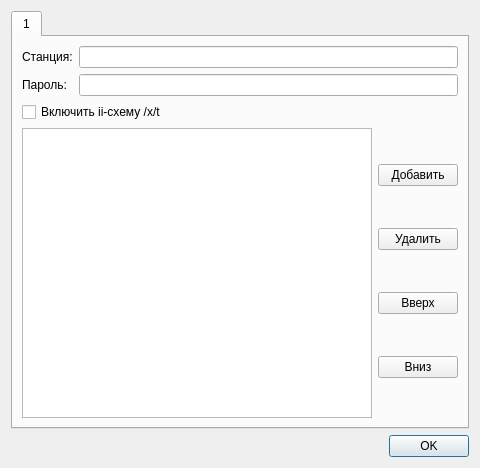
First picture: the form in qtgui-files/stations.ui, repository idec-net/cutiefeed, before the edit.
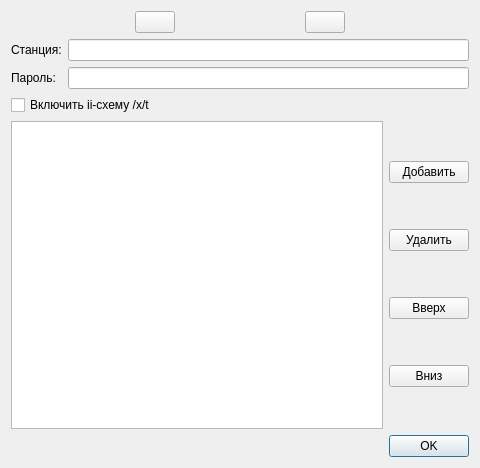
Second picture: the form after the edit. Icons and pictures are not drawn.

Commit message: multistation support in configurator and some style fixes

What changed in the file:
```diff
--- a/qtgui-files/stations.ui
+++ b/qtgui-files/stations.ui
@@ -18,18 +18,56 @@
   </property>
   <layout class="QVBoxLayout" name="verticalLayout">
    <item>
-    <widget class="QTabWidget" name="tabWidget">
-     <property name="currentIndex">
-      <number>0</number>
-     </property>
-     <property name="movable">
-      <bool>true</bool>
-     </property>
-     <widget class="QWidget" name="tab">
-      <attribute name="title">
-       <string>1</string>
-      </attribute>
+    <layout class="QHBoxLayout" name="horizontalLayout">
+     <item>
+      <widget class="QPushButton" name="addTabButton">
+       <property name="maximumSize">
+        <size>
+         <width>40</width>
+         <height>16777215</height>
+        </size>
+       </property>
+       <property name="toolTip">
+        <string>Новая станция</string>
+       </property>
+       <property name="icon">
+        <iconset theme="tab-new"/>
+       </property>
+      </widget>
+     </item>
+     <item>
+      <widget class="QPushButton" name="deleteTabButton">
+       <property name="maximumSize">
+        <size>
+         <width>40</width>
+         <height>16777215</height>
+        </size>
+       </property>
+       <property name="toolTip">
+        <string>Удалить станцию</string>
+       </property>
+       <property name="icon">
+        <iconset theme="edit-delete"/>
+       </property>
+      </widget>
+     </item>
+    </layout>
+   </item>
+   <item>
+    <widget class="QWidget" name="widget" native="true">
       <layout class="QVBoxLayout" name="verticalLayout_2">
+      <property name="leftMargin">
+       <number>0</number>
+      </property>
+      <property name="topMargin">
+       <number>0</number>
+      </property>
+      <property name="rightMargin">
+       <number>0</number>
+      </property>
+      <property name="bottomMargin">
+       <number>0</number>
+      </property>
        <item>
         <layout class="QFormLayout" name="formLayout">
          <item row="3" column="0">
@@ -154,7 +192,6 @@
         </widget>
        </item>
       </layout>
-     </widget>
     </widget>
    </item>
    <item>
```
Lines whose indentation alone changed are shown as unchanged. The commit also changes 1 other file.
